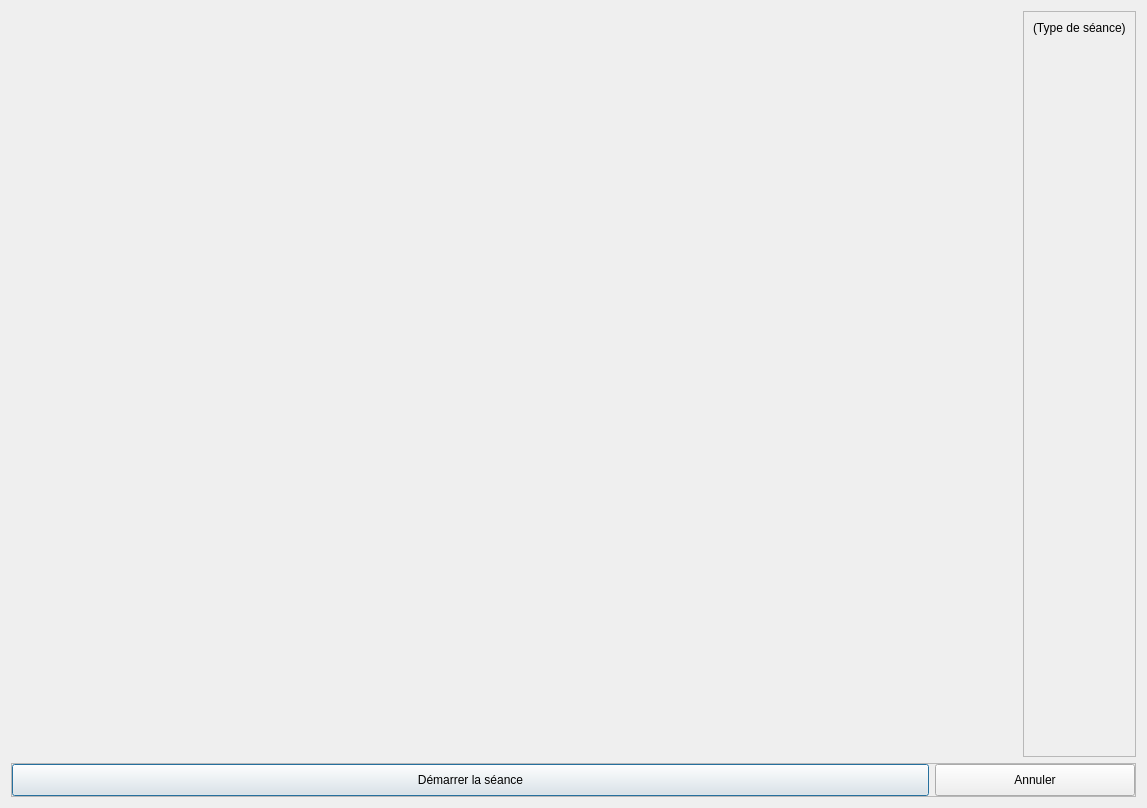
Before: the Qt Designer form client/src/SessionLobbyDialog.ui in introlab/openteraplus, drawn with Qt 5.
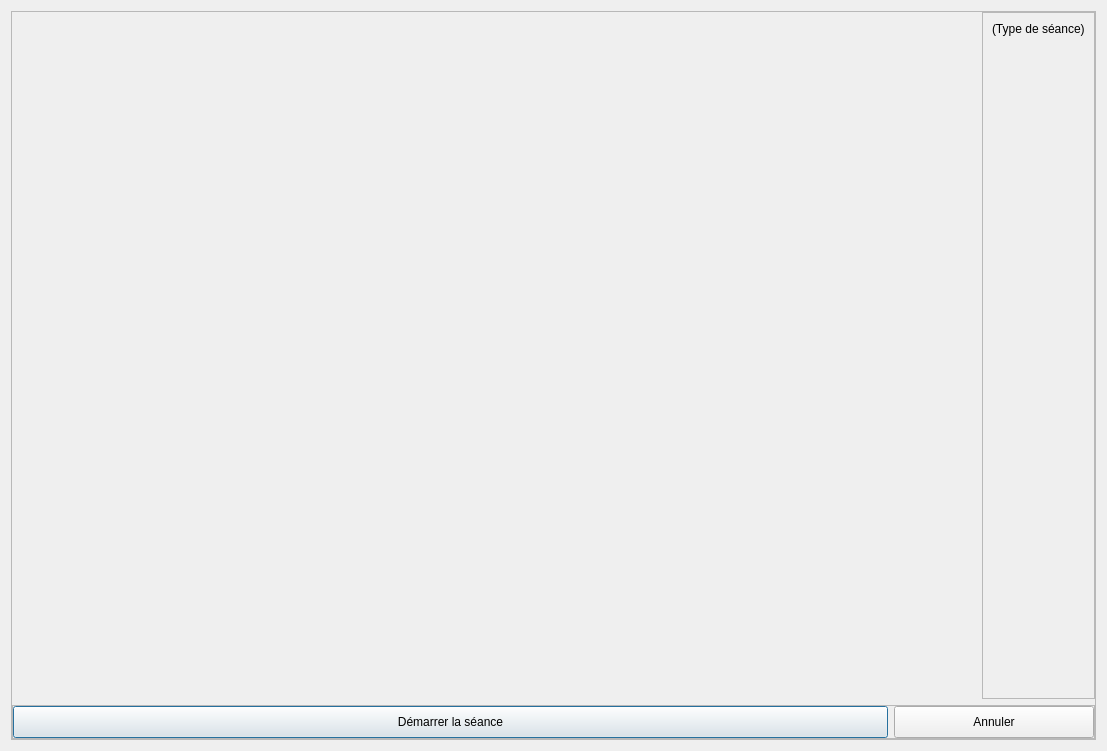
After: the same form once the commit is applied. Icons and pictures are not drawn. Custom widgets are drawn as their Qt base class.

Commit message: Fixed layout issues on Windows with "Font scaling" set to 150%.

Diff of the .ui file:
```diff
--- a/client/src/SessionLobbyDialog.ui
+++ b/client/src/SessionLobbyDialog.ui
@@ -6,8 +6,8 @@
    <rect>
     <x>0</x>
     <y>0</y>
-    <width>1147</width>
-    <height>808</height>
+    <width>1107</width>
+    <height>751</height>
    </rect>
   </property>
   <property name="windowTitle">
@@ -19,6 +19,33 @@
   </property>
   <layout class="QVBoxLayout" name="verticalLayout_2">
    <item>
+    <widget class="QScrollArea" name="scrollArea">
+     <property name="widgetResizable">
+      <bool>true</bool>
+     </property>
+     <widget class="QWidget" name="scrollAreaWidgetContents">
+      <property name="geometry">
+       <rect>
+        <x>0</x>
+        <y>0</y>
+        <width>1083</width>
+        <height>727</height>
+       </rect>
+      </property>
+      <layout class="QVBoxLayout" name="verticalLayout_3">
+       <property name="leftMargin">
+        <number>0</number>
+       </property>
+       <property name="topMargin">
+        <number>0</number>
+       </property>
+       <property name="rightMargin">
+        <number>0</number>
+       </property>
+       <property name="bottomMargin">
+        <number>0</number>
+       </property>
+       <item>
     <layout class="QHBoxLayout" name="horizontalLayout">
      <item>
       <widget class="QWidget" name="wdgSessionConfig" native="true">
@@ -55,7 +82,7 @@
         <item>
          <widget class="SessionInviteWidget" name="wdgSessionInvite" native="true">
           <property name="sizePolicy">
-           <sizepolicy hsizetype="Preferred" vsizetype="Expanding">
+               <sizepolicy hsizetype="Maximum" vsizetype="Expanding">
             <horstretch>0</horstretch>
             <verstretch>0</verstretch>
            </sizepolicy>
@@ -153,6 +180,10 @@
        </widget>
       </item>
      </layout>
+        </widget>
+       </item>
+      </layout>
+     </widget>
     </widget>
    </item>
   </layout>
```
Left out of the diff: 2 changed lines with no effect on the pictures. Lines whose indentation alone changed are shown as unchanged. The commit also changes 8 other files.
